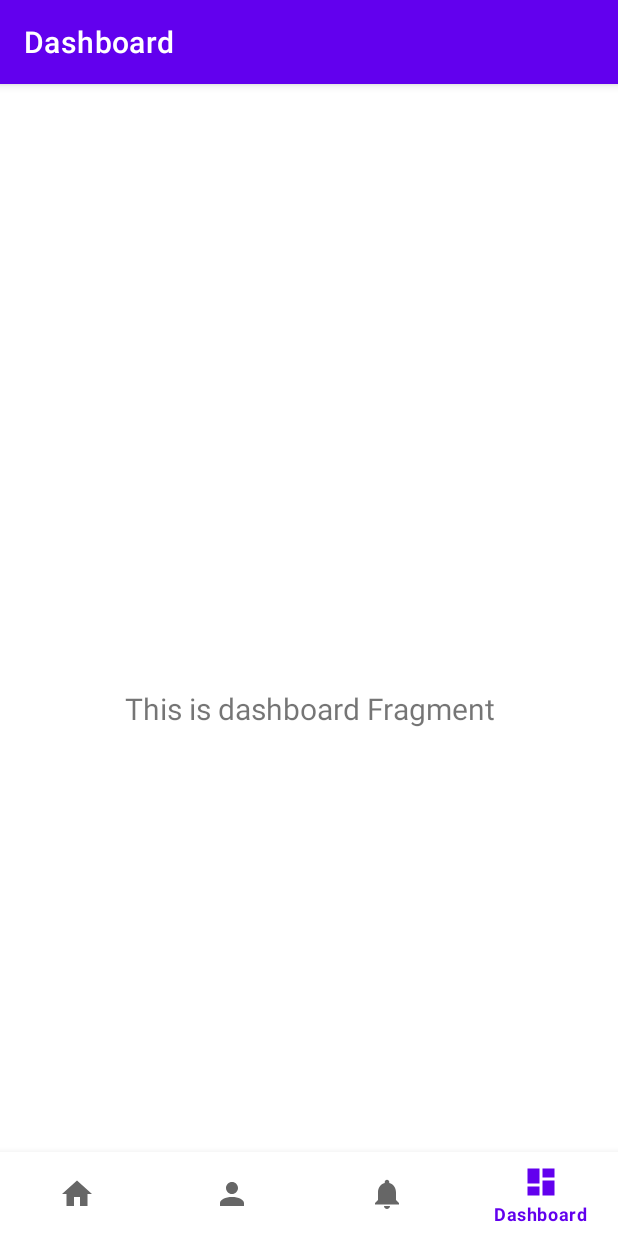
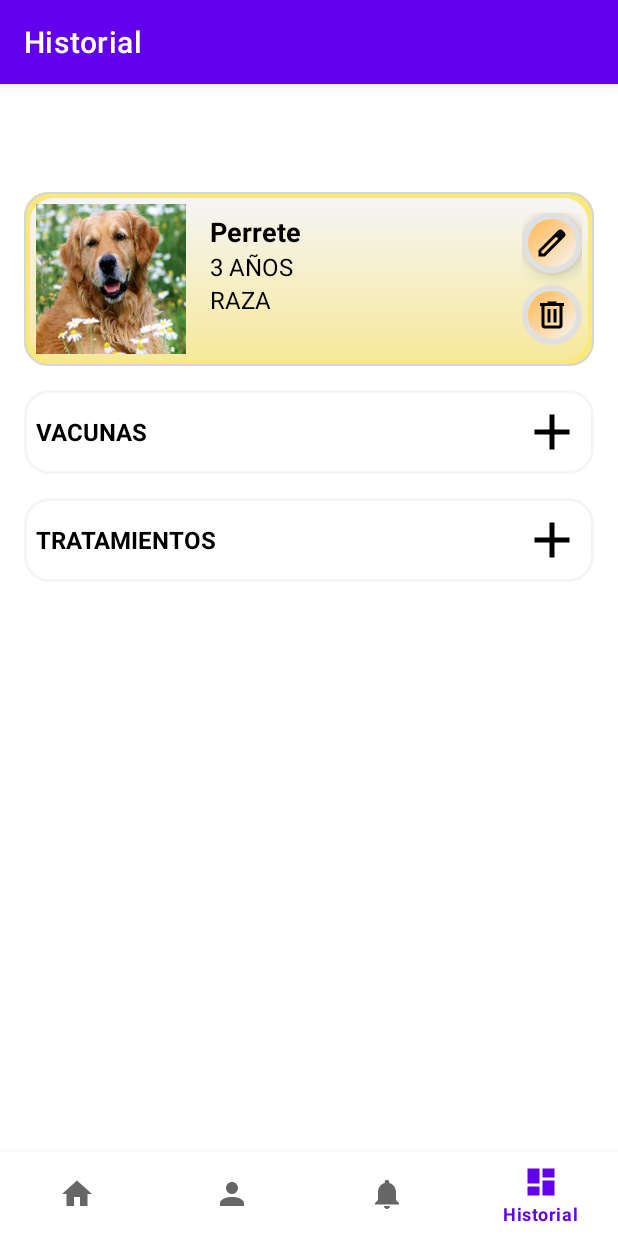
Before and after one commit to HunterUrisus/Entrega2-Kotlin, an Android app: the DashboardFragment screen opened through its navigation route, on a phone screen of 412 x 824 dp. Run offline under Robolectric (Android 15) with nearby library versions, the phone set to English and light mode, and no system bars; our stand-ins replace navigation-ui.

Commit message:
add historial medico

```diff
--- a/app/src/main/java/com/example/segundaentrega/ui/dashboard/DashboardViewModel.kt
+++ b/app/src/main/java/com/example/segundaentrega/ui/dashboard/DashboardViewModel.kt
@@ -7,7 +7,7 @@ import androidx.lifecycle.ViewModel
 class DashboardViewModel : ViewModel() {
 
     private val _text = MutableLiveData<String>().apply {
-        value = "This is dashboard Fragment"
+        value = "Perrete"
     }
     val text: LiveData<String> = _text
 }
--- /dev/null
+++ b/app/src/main/res/drawable/add_24dp_black.xml
@@ -0,0 +1,9 @@
+<vector xmlns:android="http://schemas.android.com/apk/res/android"
+    android:width="24dp"
+    android:height="24dp"
+    android:viewportWidth="960"
+    android:viewportHeight="960">
+  <path
+      android:pathData="M440,520L200,520v-80h240v-240h80v240h240v80L520,520v240h-80v-240Z"
+      android:fillColor="#000000"/>
+</vector>
--- /dev/null
+++ b/app/src/main/res/drawable/border_shape.xml
@@ -0,0 +1,10 @@
+<?xml version="1.0" encoding="utf-8"?>
+<shape xmlns:android="http://schemas.android.com/apk/res/android" android:shape="rectangle">
+    <solid android:color="#FFFFFF" />
+
+    <corners android:radius="16dp" />
+
+    <stroke
+        android:width="2dp"
+    android:color="#F5F5F5" />
+</shape>
--- /dev/null
+++ b/app/src/main/res/drawable/button_shadow.xml
@@ -0,0 +1,20 @@
+<?xml version="1.0" encoding="utf-8"?>
+<layer-list xmlns:android="http://schemas.android.com/apk/res/android">
+    <item>
+        <shape android:shape="rectangle">
+            <solid android:color="#E0E0E0" />
+            <corners android:radius="20dp" />
+        </shape>
+    </item>
+
+    <item android:top="4dp" android:left="4dp" android:right="4dp" android:bottom="4dp">
+        <shape android:shape="rectangle">
+            <gradient
+                android:startColor="#F5F5F5"
+            android:endColor="#FFB74D"
+            android:angle="135" />
+            <corners android:radius="20dp" />
+        </shape>
+    </item>
+
+</layer-list>
--- /dev/null
+++ b/app/src/main/res/drawable/card_background.xml
@@ -0,0 +1,28 @@
+<?xml version="1.0" encoding="utf-8"?>
+<layer-list xmlns:android="http://schemas.android.com/apk/res/android">
+    <item>
+        <shape android:shape="rectangle">
+            <solid android:color="#f9e97b" />
+            <corners android:radius="16dp" />
+        </shape>
+    </item>
+
+    <item android:top="4dp" android:left="4dp" android:right="4dp" android:bottom="4dp">
+        <shape android:shape="rectangle">
+            <gradient
+                android:startColor="#f6e99b"
+            android:endColor="#F5F5F5"
+            android:angle="90" />
+            <corners android:radius="16dp" />
+        </shape>
+    </item>
+
+    <item>
+        <shape android:shape="rectangle">
+            <stroke
+                android:width="1dp"
+                android:color="#D6D6D6" />
+            <corners android:radius="16dp" />
+        </shape>
+    </item>
+</layer-list>
--- /dev/null
+++ b/app/src/main/res/drawable/delete_24dp_black.xml
@@ -0,0 +1,9 @@
+<vector xmlns:android="http://schemas.android.com/apk/res/android"
+    android:width="24dp"
+    android:height="24dp"
+    android:viewportWidth="960"
+    android:viewportHeight="960">
+  <path
+      android:pathData="M280,840q-33,0 -56.5,-23.5T200,760v-520h-40v-80h200v-40h240v40h200v80h-40v520q0,33 -23.5,56.5T680,840L280,840ZM680,240L280,240v520h400v-520ZM360,680h80v-360h-80v360ZM520,680h80v-360h-80v360ZM280,240v520,-520Z"
+      android:fillColor="#000000"/>
+</vector>
--- /dev/null
+++ b/app/src/main/res/drawable/edit_24dp_black.xml
@@ -0,0 +1,9 @@
+<vector xmlns:android="http://schemas.android.com/apk/res/android"
+    android:width="24dp"
+    android:height="24dp"
+    android:viewportWidth="960"
+    android:viewportHeight="960">
+  <path
+      android:pathData="M200,760h57l391,-391 -57,-57 -391,391v57ZM120,840v-170l528,-527q12,-11 26.5,-17t30.5,-6q16,0 31,6t26,18l55,56q12,11 17.5,26t5.5,30q0,16 -5.5,30.5T817,313L290,840L120,840ZM760,256 L704,200 760,256ZM619,341 L591,312 648,369 619,341Z"
+      android:fillColor="#000000"/>
+</vector>
--- a/app/src/main/res/layout/fragment_dashboard.xml
+++ b/app/src/main/res/layout/fragment_dashboard.xml
@@ -1,22 +1,139 @@
-<?xml version="1.0" encoding="utf-8"?>
-<androidx.constraintlayout.widget.ConstraintLayout xmlns:android="http://schemas.android.com/apk/res/android"
+<androidx.constraintlayout.widget.ConstraintLayout
+    xmlns:android="http://schemas.android.com/apk/res/android"
     xmlns:app="http://schemas.android.com/apk/res-auto"
-    xmlns:tools="http://schemas.android.com/tools"
     android:layout_width="match_parent"
     android:layout_height="match_parent"
-    tools:context=".ui.dashboard.DashboardFragment">
+    android:padding="16dp">
 
-    <TextView
-        android:id="@+id/text_dashboard"
-        android:layout_width="match_parent"
+    <LinearLayout
+        android:id="@+id/mainLinear"
+        android:layout_width="0dp"
         android:layout_height="wrap_content"
-        android:layout_marginStart="8dp"
-        android:layout_marginTop="8dp"
-        android:layout_marginEnd="8dp"
-        android:textAlignment="center"
-        android:textSize="20sp"
-        app:layout_constraintBottom_toBottomOf="parent"
-        app:layout_constraintEnd_toEndOf="parent"
+        android:orientation="vertical"
+        app:layout_constraintTop_toTopOf="parent"
         app:layout_constraintStart_toStartOf="parent"
-        app:layout_constraintTop_toTopOf="parent" />
+        app:layout_constraintEnd_toEndOf="parent">
+
+        <LinearLayout
+            android:layout_width="match_parent"
+            android:layout_height="wrap_content"
+            android:orientation="horizontal"
+            android:gravity="center_vertical"
+            android:padding="8dp"
+            android:background="@drawable/card_background">
+
+            <ImageView
+                android:layout_width="100dp"
+                android:layout_height="100dp"
+                android:scaleType="centerCrop"
+                android:layout_marginEnd="16dp"
+                android:background="@drawable/perrete"
+                android:padding="4dp" />
+
+            <LinearLayout
+                android:layout_width="0dp"
+                android:layout_height="88dp"
+                android:layout_weight="1"
+                android:orientation="vertical">
+
+                <TextView
+                    android:id="@+id/textDashboard"
+                    android:layout_width="wrap_content"
+                    android:layout_height="wrap_content"
+                    android:text="MASCOTA 2"
+                    android:textSize="18sp"
+                    android:textStyle="bold"
+                    android:textColor="@color/black"
+                    />
+
+                <TextView
+                    android:layout_width="wrap_content"
+                    android:layout_height="wrap_content"
+                    android:text="3 AÑOS"
+                    android:textSize="16sp"
+                    android:textColor="@color/black"
+                    />
+
+                <TextView
+                    android:layout_width="wrap_content"
+                    android:layout_height="wrap_content"
+                    android:text="RAZA"
+                    android:textSize="16sp"
+                    android:textColor="@color/black"
+                    />
+            </LinearLayout>
+
+            <LinearLayout
+                android:layout_width="wrap_content"
+                android:layout_height="wrap_content"
+                android:orientation="vertical"
+                android:gravity="center">
+
+                <ImageButton
+                    android:layout_width="40dp"
+                    android:layout_height="40dp"
+                    android:src="@drawable/edit_24dp_black"
+                    android:background="@drawable/button_shadow"
+                    android:elevation="6dp" />
+
+                <ImageButton
+                    android:layout_width="40dp"
+                    android:layout_height="40dp"
+                    android:layout_marginTop="8dp"
+                    android:background="@drawable/button_shadow"
+                    android:src="@drawable/delete_24dp_black" />
+            </LinearLayout>
+        </LinearLayout>
+
+        <LinearLayout
+            android:layout_width="match_parent"
+            android:layout_height="wrap_content"
+            android:orientation="horizontal"
+            android:gravity="center_vertical"
+            android:background="@drawable/border_shape"
+            android:padding="8dp"
+            android:layout_marginTop="16dp">
+
+            <TextView
+                android:layout_width="0dp"
+                android:layout_height="wrap_content"
+                android:layout_weight="1"
+                android:text="VACUNAS"
+                android:textSize="16sp"
+                android:textColor="@color/black"
+
+                android:textStyle="bold" />
+
+            <ImageButton
+                android:layout_width="40dp"
+                android:layout_height="40dp"
+                android:background="@drawable/add_24dp_black" />
+        </LinearLayout>
+
+        <LinearLayout
+            android:layout_width="match_parent"
+            android:layout_height="wrap_content"
+            android:orientation="horizontal"
+            android:gravity="center_vertical"
+            android:background="@drawable/border_shape"
+            android:padding="8dp"
+            android:layout_marginTop="16dp">
+
+            <TextView
+                android:layout_width="0dp"
+                android:layout_height="wrap_content"
+                android:layout_weight="1"
+                android:text="TRATAMIENTOS"
+                android:textSize="16sp"
+                android:textStyle="bold"
+                android:textColor="@color/black"
+                />
+
+            <ImageButton
+                android:layout_width="40dp"
+                android:layout_height="40dp"
+                android:background="@drawable/add_24dp_black" />
+        </LinearLayout>
+
+    </LinearLayout>
 </androidx.constraintlayout.widget.ConstraintLayout>
--- a/app/src/main/res/values/strings.xml
+++ b/app/src/main/res/values/strings.xml
@@ -1,7 +1,7 @@
 <resources>
     <string name="app_name">SegundaEntrega</string>
     <string name="title_home">Home</string>
-    <string name="title_dashboard">Dashboard</string>
+    <string name="title_dashboard">Historial</string>
     <string name="title_notifications">Notifications</string>
     <string name="title_profile">Profile</string>
     <string name="profile_picture">Profile Picture</string>
```
Also changed, not shown: app/src/main/res/drawable/perrete.png (added).
